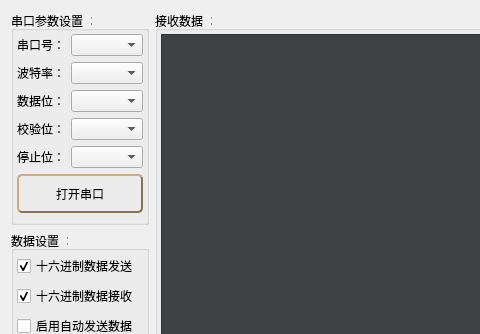
Qt form mainwindow.ui (jhonconal/SerialPortTools) before a commit; both pictures show x 0 to 480 and y 0 to 334 of the 1047 by 600 pixel window.
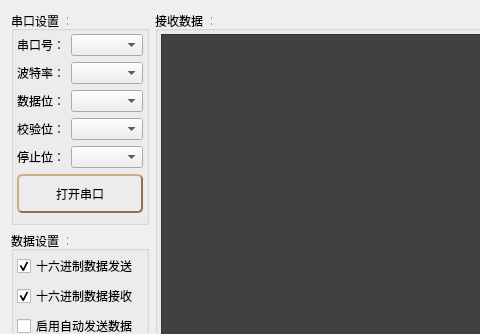
The same form after that commit. Icons and pictures are not drawn.

Commit message: Update    1. 修改串口设置设备为NULL的加载空字符串    2. 禁止最大化

What changed in the file:
```diff
--- a/mainwindow.ui
+++ b/mainwindow.ui
@@ -40,7 +40,7 @@
        <item>
         <widget class="QGroupBox" name="gbox1">
          <property name="title">
-          <string>串口参数设置 ：</string>
+          <string>串口设置 ：</string>
          </property>
          <layout class="QVBoxLayout" name="verticalLayout">
           <property name="leftMargin">
```
The commit also changes 1 other file.
